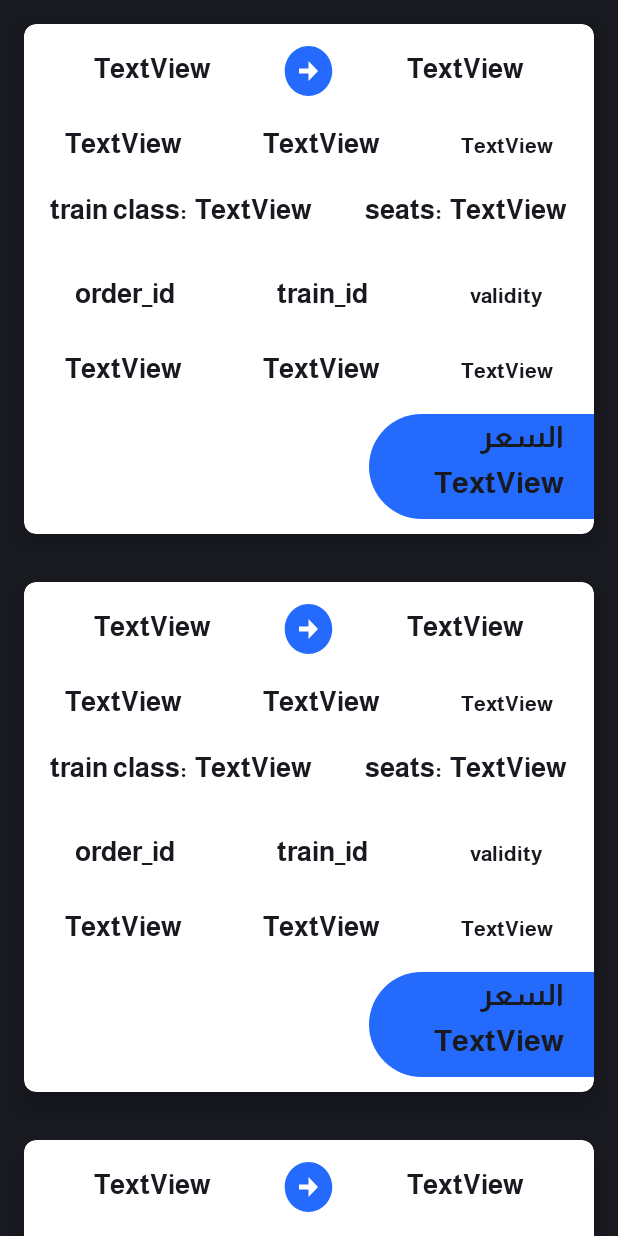
After one commit to itsosmx/MyTrainApp, an Android app: the layout activity_my_tickets_list.xml on its own in the app's theme, with its tools: preview values and no code run, on a phone screen of 412 x 824 dp. The commit adds this screen. Run offline under Robolectric (Android 15) with nearby library versions, the phone set to English and light mode, and no system bars.

Commit message:
MyTicketList

```diff
--- a/app/src/main/java/mytrain/bluestars/me/BaseActivity.kt
+++ b/app/src/main/java/mytrain/bluestars/me/BaseActivity.kt
@@ -9,6 +9,7 @@ import com.google.firebase.auth.FirebaseAuth
 import mytrain.bluestars.me.auth.Login
 import mytrain.bluestars.me.components.LoadingDialog
 import mytrain.bluestars.me.components.Navigation
+import mytrain.bluestars.me.payment.MyTicketsList
 import mytrain.bluestars.me.payment.TicketPicker
 import mytrain.bluestars.me.user.UserSettings
 
@@ -51,7 +52,7 @@ open class BaseActivity : AppCompatActivity() {
                 true
             }
             R.id.nav_my_ticket -> {
-                Toast.makeText(this, "No screen for this", Toast.LENGTH_SHORT).show()
+                Navigation().Navigate(this, MyTicketsList::class.java)
                 true
             }
             R.id.nav_settings -> {
--- a/app/src/main/java/mytrain/bluestars/me/Home.kt
+++ b/app/src/main/java/mytrain/bluestars/me/Home.kt
@@ -6,6 +6,7 @@ import android.widget.Button
 import com.google.firebase.auth.FirebaseAuth
 import mytrain.bluestars.me.components.Navigation
 import mytrain.bluestars.me.components.PaymobUtils
+import mytrain.bluestars.me.payment.MyTicketsList
 import mytrain.bluestars.me.payment.TicketPicker
 
 class Home : BaseActivity() {
@@ -37,7 +38,7 @@ class Home : BaseActivity() {
             Navigation().Navigate(this@Home, Map::class.java)
         }
         btn_myTickets.setOnClickListener {
-            Navigation().Navigate(this@Home, Enquiry::class.java)
+            Navigation().Navigate(this@Home, MyTicketsList::class.java)
         }
         btn_news.setOnClickListener {
             Navigation().Navigate(this@Home, News::class.java)
--- a/app/src/main/java/mytrain/bluestars/me/data/TicketData.kt
+++ b/app/src/main/java/mytrain/bluestars/me/data/TicketData.kt
@@ -21,4 +21,5 @@ data class TicketData(
     val status: String? = null,
     val transactions_id: String? = null,
     val createdAt: String? = null
+
 )
--- /dev/null
+++ b/app/src/main/res/drawable/button_my_ticket_list_amount.xml
@@ -0,0 +1,6 @@
+<?xml version="1.0" encoding="utf-8"?>
+<shape xmlns:android="http://schemas.android.com/apk/res/android">
+    <solid android:color="@color/blue"/>
+
+    <corners android:bottomLeftRadius="50dp" android:topLeftRadius="50dp"  />
+</shape>
--- /dev/null
+++ b/app/src/main/res/drawable/ic_baseline_arrow_circle_right_24.xml
@@ -0,0 +1,5 @@
+<vector android:height="24dp" android:tint="#246BFD"
+    android:viewportHeight="24" android:viewportWidth="24"
+    android:width="24dp" xmlns:android="http://schemas.android.com/apk/res/android">
+    <path android:fillColor="@android:color/white" android:pathData="M22,12c0,-5.52 -4.48,-10 -10,-10S2,6.48 2,12c0,5.52 4.48,10 10,10S22,17.52 22,12zM12,13l-4,0v-2l4,0V8l4,4l-4,4V13z"/>
+</vector>
--- /dev/null
+++ b/app/src/main/res/layout/activity_my_tickets_list.xml
@@ -0,0 +1,16 @@
+<?xml version="1.0" encoding="utf-8"?>
+<RelativeLayout
+    xmlns:android="http://schemas.android.com/apk/res/android"
+    xmlns:app="http://schemas.android.com/apk/res-auto"
+    xmlns:tools="http://schemas.android.com/tools"
+    android:layout_width="match_parent"
+    android:layout_height="match_parent"
+    android:background="@color/dark"
+    tools:context=".payment.MyTicketsList">
+
+    <androidx.recyclerview.widget.RecyclerView
+        android:id="@+id/stationList"
+        android:layout_width="match_parent"
+        android:layout_height="match_parent"
+        tools:listitem="@layout/my_ticket_item" />
+</RelativeLayout>
--- /dev/null
+++ b/app/src/main/res/layout/my_ticket_item.xml
@@ -0,0 +1,255 @@
+<?xml version="1.0" encoding="utf-8"?>
+<androidx.cardview.widget.CardView xmlns:android="http://schemas.android.com/apk/res/android"
+    xmlns:app="http://schemas.android.com/apk/res-auto"
+    xmlns:tools="http://schemas.android.com/tools"
+    android:layout_width="match_parent"
+    android:layout_height="wrap_content"
+    app:cardElevation="8dp"
+    app:cardCornerRadius="8dp"
+    android:layout_margin="16dp"
+    >
+
+
+    <androidx.appcompat.widget.LinearLayoutCompat
+        android:layout_width="match_parent"
+        android:layout_height="wrap_content"
+        android:orientation="vertical"
+        android:paddingBottom="10dp">
+
+
+        <LinearLayout
+            android:layout_width="match_parent"
+            android:layout_height="40dp"
+            android:layout_marginTop="10dp"
+            android:orientation="horizontal">
+
+            <TextView
+                android:id="@+id/tv_startStation"
+                android:layout_width="wrap_content"
+                android:layout_height="40dp"
+                android:layout_weight="1"
+                android:gravity="center"
+                android:text="TextView"
+                android:textSize="18dp" />
+
+            <TextView
+                android:id="@+id/arrow1"
+                android:layout_width="wrap_content"
+                android:layout_height="40dp"
+                android:layout_weight="0.15"
+                android:background="@drawable/ic_baseline_arrow_circle_right_24"
+                android:gravity="center" />
+
+            <TextView
+                android:id="@+id/tv_endStation"
+                android:layout_width="wrap_content"
+                android:layout_height="40dp"
+                android:layout_weight="1"
+                android:gravity="center"
+                android:text="TextView"
+                android:textSize="18dp"
+
+                />
+        </LinearLayout>
+
+        <LinearLayout
+            android:layout_width="match_parent"
+            android:layout_height="40dp"
+            android:layout_marginTop="10dp"
+            android:orientation="horizontal">
+
+
+
+            <TextView
+                android:id="@+id/tv_departureTime"
+                android:layout_width="wrap_content"
+                android:layout_height="40dp"
+                android:layout_weight="1"
+                android:gravity="center"
+                android:text="TextView"
+                android:textSize="18dp"
+
+                />
+
+            <TextView
+                android:id="@+id/tv_arrivalTime"
+                android:layout_width="wrap_content"
+                android:layout_height="40dp"
+                android:layout_weight="1"
+                android:gravity="center"
+                android:text="TextView"
+                android:textSize="18dp" />
+
+            <TextView
+                android:id="@+id/tv_departureDate"
+                android:layout_width="wrap_content"
+                android:layout_height="wrap_content"
+                android:layout_weight="1"
+                android:gravity="center"
+                android:text="TextView"
+
+                />
+
+        </LinearLayout>
+
+        <LinearLayout
+            android:layout_width="match_parent"
+            android:layout_height="40dp"
+            android:layout_marginTop="10dp"
+            android:orientation="horizontal">
+
+
+            <TextView
+                android:layout_width="wrap_content"
+                android:layout_height="40dp"
+                android:layout_weight="1"
+                android:gravity="right"
+                android:text="train class:"
+                android:textSize="18dp"
+
+                />
+
+            <TextView
+                android:id="@+id/tv_seatClass"
+                android:layout_width="wrap_content"
+                android:layout_height="40dp"
+                android:layout_weight="1"
+                android:gravity="left"
+                android:paddingLeft="5dp"
+                android:text="TextView"
+                android:textSize="18dp" />
+
+
+
+
+            <TextView
+                android:layout_width="wrap_content"
+                android:layout_height="40dp"
+                android:layout_weight="1"
+                android:gravity="right"
+                android:text="seats:"
+                android:textSize="18dp"
+
+                />
+
+            <TextView
+                android:id="@+id/tv_seats"
+                android:layout_width="wrap_content"
+                android:layout_height="40dp"
+                android:layout_weight="1"
+                android:gravity="left"
+                android:paddingLeft="5dp"
+
+                android:text="TextView"
+                android:textSize="18dp"
+
+                />
+        </LinearLayout>
+
+        <LinearLayout
+            android:layout_width="match_parent"
+            android:layout_height="40dp"
+            android:layout_marginTop="10dp"
+            android:orientation="horizontal">
+
+            <TextView
+                android:layout_width="wrap_content"
+                android:layout_height="40dp"
+                android:layout_weight="1"
+                android:gravity="center"
+                android:text="order_id"
+                android:textSize="18dp" />
+
+            <TextView
+                android:layout_width="wrap_content"
+                android:layout_height="40dp"
+                android:layout_weight="1"
+                android:gravity="center"
+                android:text="train_id"
+                android:textSize="18dp"
+
+                />
+
+            <TextView
+                android:layout_width="wrap_content"
+                android:layout_height="wrap_content"
+                android:layout_weight="1"
+                android:gravity="center"
+                android:text="validity"
+
+                />
+
+        </LinearLayout>
+
+        <LinearLayout
+            android:layout_width="match_parent"
+            android:layout_height="40dp"
+            android:layout_marginTop="10dp"
+            android:orientation="horizontal">
+
+            <TextView
+                android:id="@+id/tv_order_id"
+                android:layout_width="wrap_content"
+                android:layout_height="40dp"
+                android:layout_weight="1"
+                android:gravity="center"
+                android:text="TextView"
+                android:textSize="18dp" />
+
+            <TextView
+                android:id="@+id/tv_trainId"
+                android:layout_width="wrap_content"
+                android:layout_height="40dp"
+                android:layout_weight="1"
+                android:gravity="center"
+                android:text="TextView"
+                android:textSize="18dp"
+
+                />
+
+            <TextView
+                android:id="@+id/tv_validity"
+                android:layout_width="wrap_content"
+                android:layout_height="wrap_content"
+                android:layout_weight="1"
+                android:gravity="center"
+                android:text="TextView"
+
+                />
+
+        </LinearLayout>
+
+        <LinearLayout
+
+            android:layout_width="150dp"
+            android:layout_height="70dp"
+            android:layout_gravity="right"
+            android:layout_marginTop="10dp"
+            android:background="@drawable/button_my_ticket_list_amount"
+            android:orientation="vertical"
+            android:paddingLeft="20dp">
+
+
+            <TextView
+                android:layout_width="wrap_content"
+                android:layout_height="wrap_content"
+                android:layout_gravity="right"
+                android:layout_marginRight="20dp"
+                android:text="السعر"
+                android:textSize="20dp"
+
+                />
+
+            <TextView
+                android:id="@+id/tv_amount"
+                android:layout_width="wrap_content"
+                android:layout_height="wrap_content"
+                android:layout_gravity="right"
+                android:layout_marginRight="20dp"
+                android:text="TextView"
+                android:textSize="20dp"
+
+                />
+        </LinearLayout>
+    </androidx.appcompat.widget.LinearLayoutCompat>
+</androidx.cardview.widget.CardView>
```
Also changed, not shown: app/src/main/AndroidManifest.xml (+22 -10 lines), app/src/main/java/mytrain/bluestars/me/adapters/MyTicketAdapter.kt (added, +79 -0 lines), app/src/main/java/mytrain/bluestars/me/payment/MyTicketsList.kt (added, +65 -0 lines), app/src/main/res/layout/activity_user_settings.xml (+7 -7 lines).
